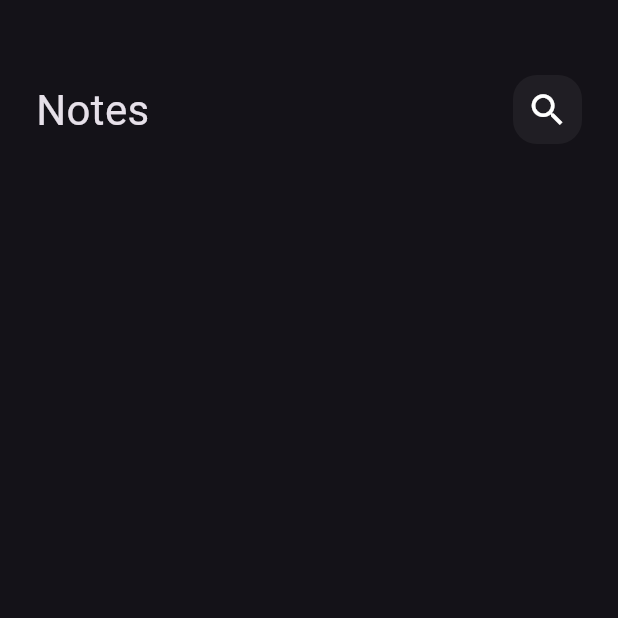
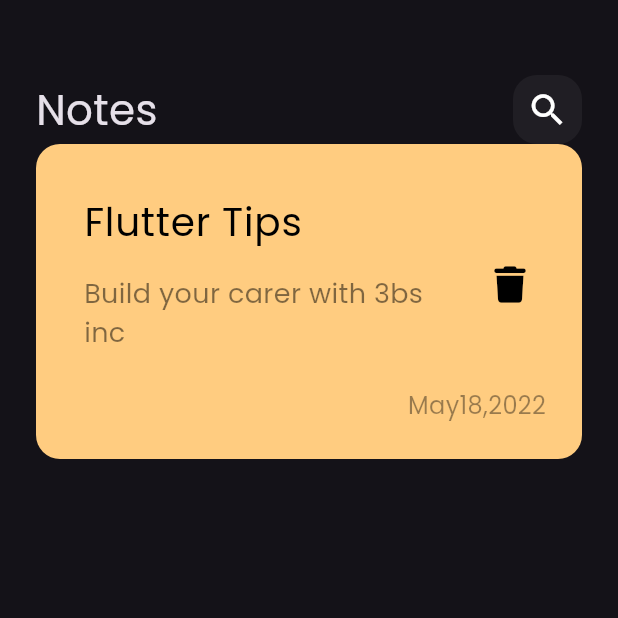
Before and after one commit to mohamed-abdellsalam/notesapp, a Flutter app: the screen it shows after launch, on a phone screen of 412 x 824 dp, the top half of it. Run offline on Flutter 3.47's test engine with Material 3 defaults, Android fonts, the phone set to English and light mode, and no system bars; our stand-ins replace font_awesome_flutter.

Commit message:
add NoteItem widget and integrate with NotesViewBody; update theme to use Poppins font and add font_awesome_flutter dependency

```diff
--- a/lib/main.dart
+++ b/lib/main.dart
@@ -11,10 +11,12 @@ class NotesApp extends StatelessWidget {
   @override
   Widget build(BuildContext context) {
     return MaterialApp(
-        debugShowCheckedModeBanner: false,
-        theme: ThemeData(
-          brightness: Brightness.dark,
-        ),
-        home: const NotesView());
+      debugShowCheckedModeBanner: false,
+      theme: ThemeData(
+        brightness: Brightness.dark,
+        fontFamily: 'Poppins',
+      ),
+      home: const NotesView(),
+    );
   }
 }
--- /dev/null
+++ b/lib/views/widgets/note_item.dart
@@ -0,0 +1,66 @@
+import 'package:flutter/material.dart';
+import 'package:font_awesome_flutter/font_awesome_flutter.dart';
+
+class NoteItem extends StatelessWidget {
+  const NoteItem({super.key});
+
+  @override
+  Widget build(BuildContext context) {
+    return Container(
+      padding: const EdgeInsets.only(
+        top: 24,
+        bottom: 24,
+        left: 16,
+      ),
+      decoration: BoxDecoration(
+        color: const Color(0xffffcc80),
+        borderRadius: BorderRadius.circular(16),
+      ),
+      child: Column(
+        crossAxisAlignment: CrossAxisAlignment.end,
+        children: [
+          ListTile(
+            title: const Text(
+              'Flutter Tips',
+              style: TextStyle(
+                color: Colors.black,
+                fontSize: 26,
+              ),
+            ),
+            subtitle: Padding(
+              padding: const EdgeInsets.only(
+                top: 16,
+                bottom: 16,
+              ),
+              child: Text(
+                'Build your carer with 3bs inc',
+                style: TextStyle(
+                  color: Colors.black.withOpacity(0.5),
+                  fontSize: 18,
+                ),
+              ),
+            ),
+            trailing: IconButton(
+              onPressed: () {},
+              icon: const Icon(
+                FontAwesomeIcons.trash,
+                color: Colors.black,
+                size: 24,
+              ),
+            ),
+          ),
+          Padding(
+            padding: const EdgeInsets.only(right: 24),
+            child: Text(
+              'May18,2022',
+              style: TextStyle(
+                color: Colors.black.withOpacity(0.4),
+                fontSize: 16,
+              ),
+            ),
+          ),
+        ],
+      ),
+    );
+  }
+}
--- a/lib/views/widgets/notes_view_body.dart
+++ b/lib/views/widgets/notes_view_body.dart
@@ -1,5 +1,6 @@
 import 'package:flutter/material.dart';
 import 'package:notes_app/views/widgets/custom_app_bar.dart';
+import 'package:notes_app/views/widgets/note_item.dart';
 
 class NotesViewBody extends StatelessWidget {
   const NotesViewBody({super.key});
@@ -16,6 +17,7 @@ class NotesViewBody extends StatelessWidget {
             height: 50,
           ),
           CustomAppBar(),
+          NoteItem(),
         ],
       ),
     );
```
Also changed, not shown: pubspec.yaml (+8 -23 lines), assets/fonts/Poppins-Regular.ttf (added), pubspec.lock.
